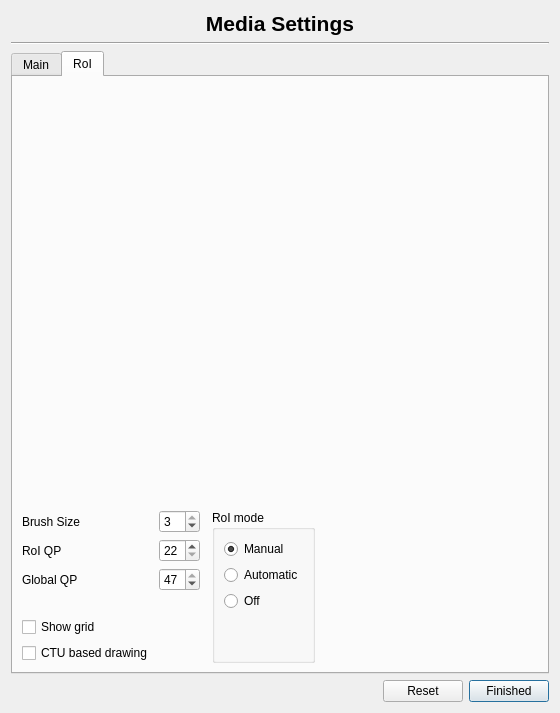
Qt form src/ui/settings/automaticsettings.ui (ultravideo/uvgComm) before a commit.
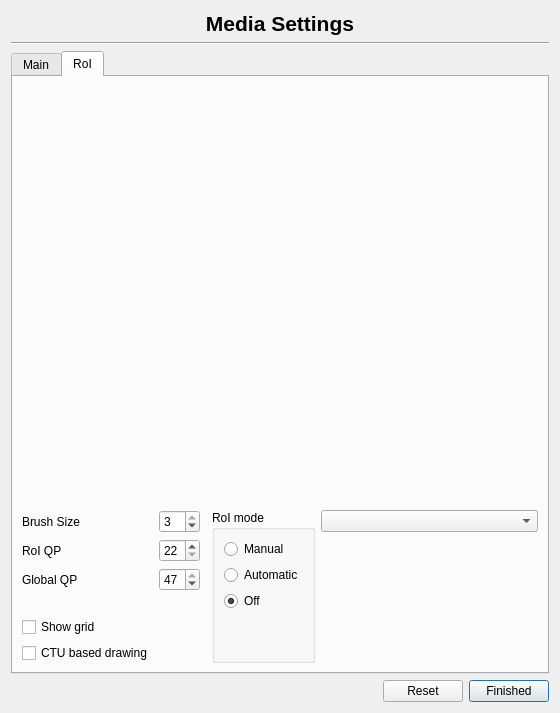
The same form after that commit. Custom widgets are drawn as their Qt base class.

Commit message:
feature(Settings): Select which object is detected
# Conflicts:
#	src/media/processing/filtergraph.cpp

The edit to the form file:
```diff
--- a/src/ui/settings/automaticsettings.ui
+++ b/src/ui/settings/automaticsettings.ui
@@ -201,7 +201,7 @@
              <string>Manual</string>
             </property>
             <property name="checked">
-             <bool>true</bool>
+             <bool>false</bool>
             </property>
            </widget>
           </item>
@@ -217,6 +217,9 @@
             <property name="text">
              <string>Off</string>
             </property>
+            <property name="checked">
+             <bool>true</bool>
+            </property>
            </widget>
           </item>
           <item>
@@ -238,6 +241,9 @@
          </layout>
         </widget>
        </item>
+       <item row="2" column="4">
+        <widget class="QComboBox" name="objectSelection"/>
+       </item>
       </layout>
      </widget>
     </widget>
```
The commit also changes 8 other files.
